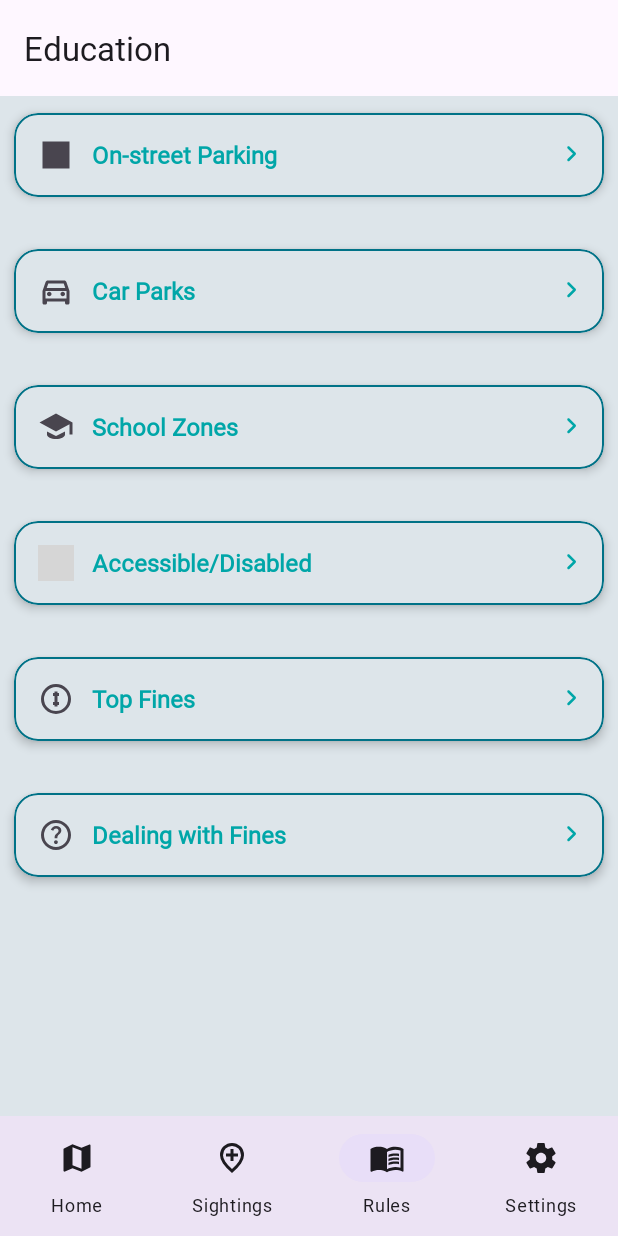
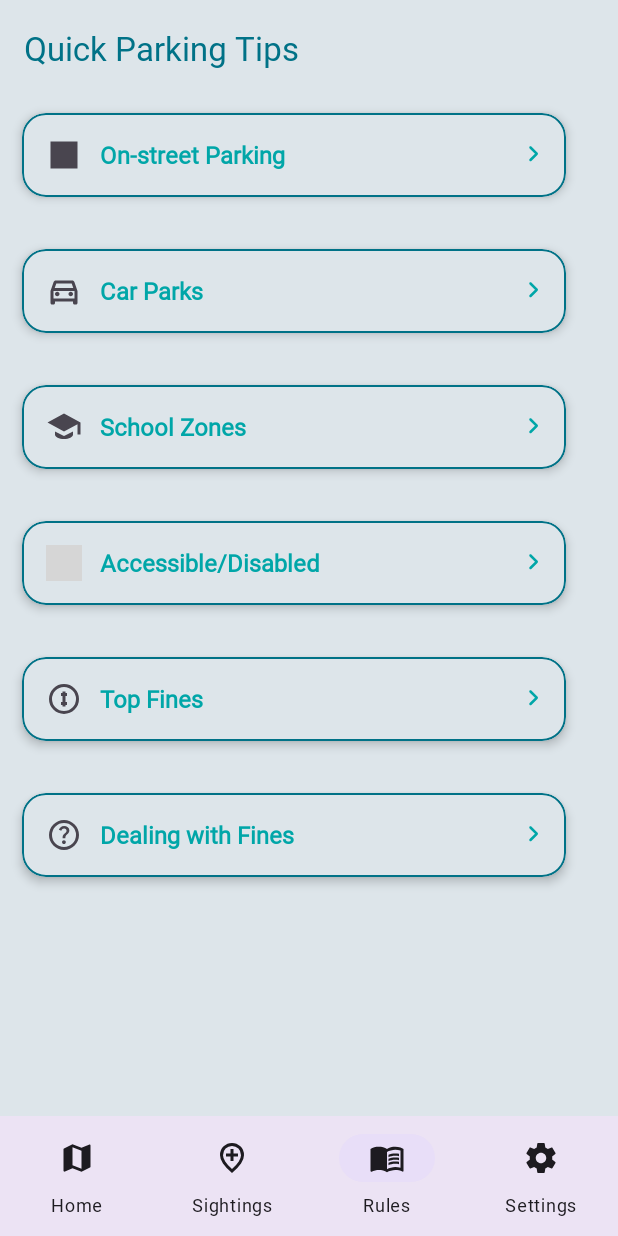
Before and after one commit to kilovativedesigns/ParkAware, an Android app: the EducationFragment screen opened through its navigation route, on a phone screen of 412 x 824 dp. Run offline under Robolectric (Android 15) with nearby library versions, the phone set to English and light mode, and no system bars; our stand-ins replace Firebase (no records; nobody signed in at launch, a user with empty details on screens opened directly), navigation-ui; grey boxes are pictures that could not be loaded.

Commit message:
Updated files.

```diff
--- a/Android/ParkAware/app/src/main/res/layout/activity_main.xml
+++ b/Android/ParkAware/app/src/main/res/layout/activity_main.xml
@@ -19,11 +19,11 @@
             android:id="@+id/topAppBar"
             android:layout_width="match_parent"
             android:layout_height="?attr/actionBarSize"
-            android:background="?attr/colorSurface"
+            android:background="@color/pa_background"
+            app:navigationIconTint="?attr/colorOnSurface"
             app:titleCentered="false"
             app:titleTextAppearance="@style/TextAppearance.Material3.TitleLarge"
-            app:titleTextColor="?attr/colorOnSurface"
-            app:navigationIconTint="?attr/colorOnSurface" />
+            app:titleTextColor="@color/dark_teal" />
         </com.google.android.material.appbar.AppBarLayout>
 
     <!-- Bottom navigation -->
--- a/Android/ParkAware/app/src/main/res/layout/fragment_education.xml
+++ b/Android/ParkAware/app/src/main/res/layout/fragment_education.xml
@@ -1,23 +1,22 @@
 <?xml version="1.0" encoding="utf-8"?>
 <LinearLayout xmlns:android="http://schemas.android.com/apk/res/android"
-    xmlns:app="http://schemas.android.com/apk/res-auto"
     xmlns:tools="http://schemas.android.com/tools"
     android:layout_width="match_parent"
     android:layout_height="match_parent"
     android:background="@color/pa_background"
-    android:fitsSystemWindows="true"
     android:orientation="vertical"
-    tools:context=".ui.education.EducationFragment">
+    android:padding="0dp"
+    tools:ignore="ExtraText">
+    android:fitsSystemWindows="true">
 
-    <!-- Category list -->
-
+    <!-- The list the fragment code expects -->
     <androidx.recyclerview.widget.RecyclerView
         android:id="@+id/edu_list"
-        android:layout_width="match_parent"
+        android:layout_width="392dp"
         android:layout_height="match_parent"
         android:layout_marginTop="0dp"
-        android:background="@color/pa_background"
         android:baselineAligned="false"
         android:clipToPadding="false"
-        tools:listitem="@layout/item_education_row" />
+        android:paddingLeft="5dp"
+        android:paddingRight="5dp" />
 </LinearLayout>
--- a/Android/ParkAware/app/src/main/res/layout/fragment_education_detail.xml
+++ b/Android/ParkAware/app/src/main/res/layout/fragment_education_detail.xml
@@ -1,11 +1,9 @@
 <?xml version="1.0" encoding="utf-8"?>
 <LinearLayout xmlns:android="http://schemas.android.com/apk/res/android"
-    xmlns:app="http://schemas.android.com/apk/res-auto"
     xmlns:tools="http://schemas.android.com/tools"
     android:layout_width="match_parent"
     android:layout_height="match_parent"
     android:orientation="vertical"
-    android:fitsSystemWindows="true"
     tools:context=".ui.education.EducationDetailFragment">
 
     <!-- Tips list (bullet-style rows) -->
@@ -18,6 +16,7 @@
         android:clipToPadding="false"
         tools:listitem="@layout/item_education_tip" />
 
+    <!-- (Optional placeholder; safe to remove if unused) -->
     <TextView
         android:id="@+id/textView"
         android:layout_width="match_parent"
--- a/Android/ParkAware/app/src/main/res/values/dimens.xml
+++ b/Android/ParkAware/app/src/main/res/values/dimens.xml
@@ -2,5 +2,5 @@
     <dimen name="fab_margin">16dp</dimen>
     <dimen name="fab_margin_large">24dp</dimen>
     <dimen name="pin_size">32dp</dimen>
-    <dimen name="page_gutter">0dp</dimen>
+    <dimen name="page_gutter">16dp</dimen>
 </resources>
--- a/Android/ParkAware/app/src/main/res/values/strings.xml
+++ b/Android/ParkAware/app/src/main/res/values/strings.xml
@@ -7,7 +7,7 @@
 
 <!-- App bar titles / nav labels -->
 <string name="recent_sightings">Recent Sightings</string>
-<string name="education">Education</string>
+<string name="education">Quick Parking Tips</string>
 <string name="settings_title">Settings</string>
 <string name="user_profile_title">User Settings</string>
 <string name="reminders_title">Parking Reminders</string>
```
Also changed, not shown: Android/ParkAware/app/src/main/res/layout/fragment_settings.xml (+2 -5 lines), Android/ParkAware/app/src/main/res/layout/fragment_sightings.xml (+3 -8 lines).
